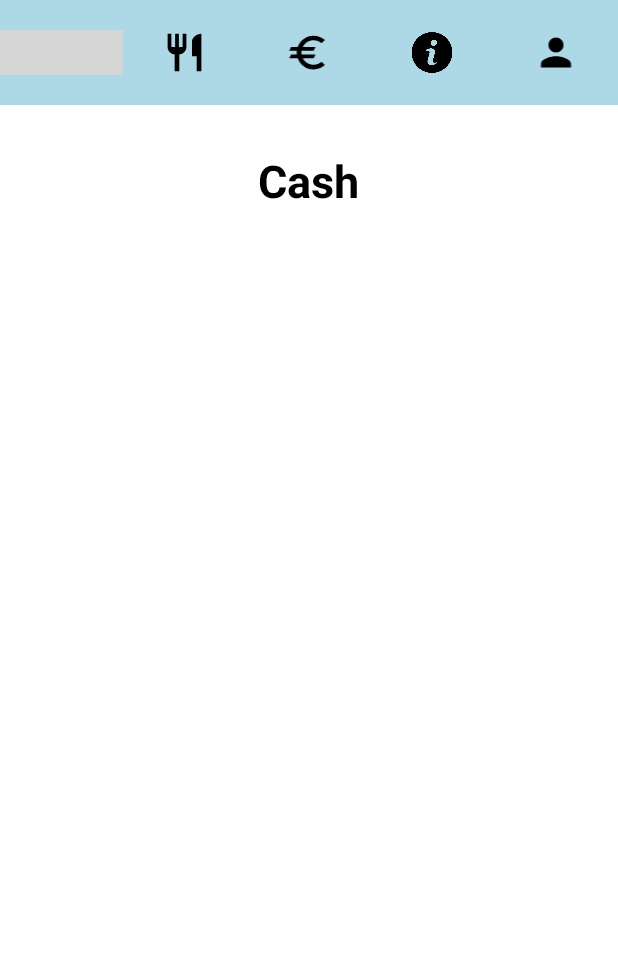
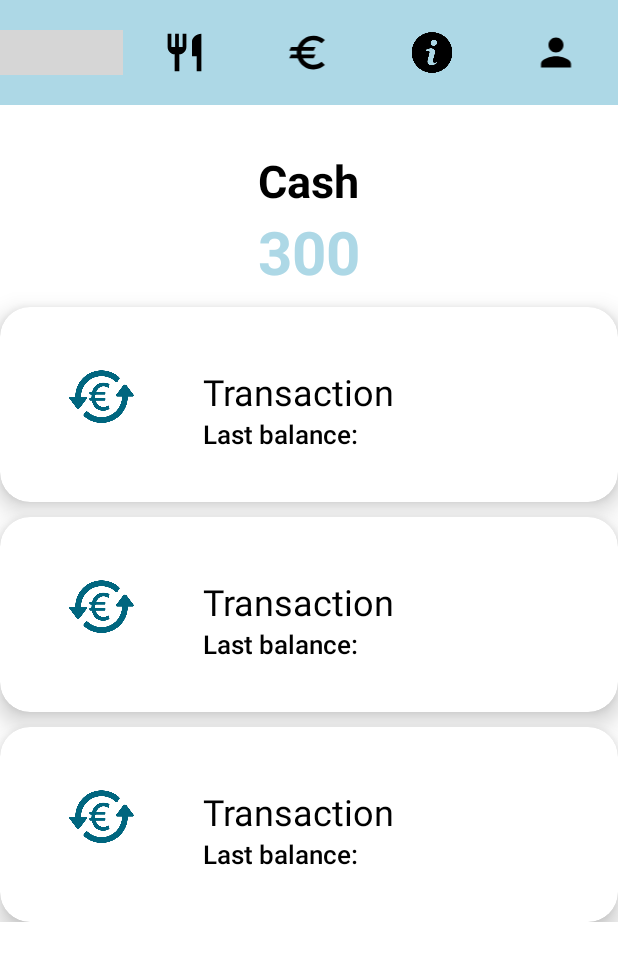
Before and after one commit to fabiorodrigues20079/EasyWay, an Android app: the layout activity_balance.xml on its own in the app's theme, with its tools: preview values and no code run, on a phone screen of 412 x 824 dp. Shown: the top 961 px of the screen. Run offline under Robolectric (Android 15) with nearby library versions, the light colour scheme and no system bars; grey boxes are pictures that could not be loaded.

Commit message:
Transactions

```diff
--- a/app/src/main/java/com/example/easyway/MealsActivity.kt
+++ b/app/src/main/java/com/example/easyway/MealsActivity.kt
@@ -61,7 +61,6 @@ class MealsActivity : AppCompatActivity() {
 
     // Layout
     val mealsRv by lazy { findViewById<RecyclerView>(R.id.meals_meals_rv)}
-
 
     @RequiresApi(Build.VERSION_CODES.O)
     override fun onCreate(savedInstanceState: Bundle?) {
--- a/app/src/main/java/com/example/easyway/Models/Meal.kt
+++ b/app/src/main/java/com/example/easyway/Models/Meal.kt
@@ -3,7 +3,7 @@ package com.example.easyway.Models
 import com.google.gson.annotations.SerializedName
 
 
-// Modelo que representa uma meal
+// Classe que representa uma meal
 data class Meal(@SerializedName("mealDate")val mealDate:String,
                 @SerializedName("price")val price:Double,
                 @SerializedName("description")val description:String,
--- /dev/null
+++ b/app/src/main/java/com/example/easyway/Models/Transaction.kt
@@ -0,0 +1,6 @@
+package com.example.easyway.Models
+
+import com.google.gson.annotations.SerializedName
+
+data class Transaction(@SerializedName("lastBalance")val lastBalance:String)
+{}
--- a/app/src/main/res/layout/activity_balance.xml
+++ b/app/src/main/res/layout/activity_balance.xml
@@ -32,12 +32,24 @@
             android:id="@+id/tv_balance_cash"
             android:layout_width="wrap_content"
             android:layout_height="wrap_content"
-            android:textSize="50dp"
+            android:text="300"
+            android:textSize="40dp"
             android:textStyle="bold"
             android:textColor="#add8e6"
             android:layout_gravity="center">
         </TextView>
 
+        <androidx.recyclerview.widget.RecyclerView
+            android:layout_width="match_parent"
+            android:id="@+id/transaction_rv"
+            android:layout_height="wrap_content"
+            android:layout_below="@id/tv_balance_cash"
+            tools:listitem="@layout/transaction_card"
+
+            >
+
+        </androidx.recyclerview.widget.RecyclerView>
+
     </LinearLayout>
 
 
--- /dev/null
+++ b/app/src/main/res/layout/transaction_card.xml
@@ -0,0 +1,72 @@
+<?xml version="1.0" encoding="utf-8"?>
+
+    <androidx.cardview.widget.CardView
+        xmlns:android="http://schemas.android.com/apk/res/android"
+        android:layout_width="match_parent"
+        android:layout_height="wrap_content"
+        xmlns:app="http://schemas.android.com/apk/res-auto"
+
+        app:cardElevation="10dp"
+        app:cardCornerRadius="20dp"
+        android:layout_marginTop="10dp"
+        app:cardMaxElevation="12dp"
+        app:cardPreventCornerOverlap="true"
+        app:cardBackgroundColor="@color/white"
+
+        >
+        <LinearLayout
+            android:layout_width="match_parent"
+            android:layout_height="match_parent"
+            android:orientation="horizontal"
+            android:paddingBottom="30dp"
+            >
+
+            <LinearLayout
+                android:layout_width="wrap_content"
+                android:layout_height="match_parent"
+                android:paddingBottom="20dp"
+                android:layout_marginStart="30dp"
+                android:orientation="vertical">
+                <ImageView
+                    android:layout_width="75dp"
+                    android:layout_height="40dp"
+                    android:src="@drawable/transaction_logo"
+                    android:layout_marginTop="40dp"
+                    >
+                </ImageView>
+            </LinearLayout>
+
+            <LinearLayout
+                android:layout_width="wrap_content"
+                android:layout_height="match_parent"
+                android:orientation="vertical"
+                android:layout_marginStart="20dp"
+                android:layout_marginTop="40dp"
+                >
+                <TextView
+                    android:id="@+id/transaction_card_title_tv"
+                    android:layout_width="match_parent"
+                    android:layout_height="wrap_content"
+                    android:layout_marginStart="10dp"
+                    android:text="@string/Transaction"
+                    android:textColor="@color/black"
+                    android:textSize="24sp">
+
+
+                </TextView>
+                <TextView
+                    android:layout_width="match_parent"
+                    android:layout_height="wrap_content"
+                    android:layout_marginStart="10dp"
+                    android:textSize="17sp"
+                    android:textColor="@color/black"
+                    android:text="Last balance:"
+                    android:fontFamily="sans-serif-medium"
+                    android:id="@+id/transaction_card_tv"
+                    >
+                </TextView>
+            </LinearLayout>
+        </LinearLayout>
+
+
+    </androidx.cardview.widget.CardView>
--- a/app/src/main/res/values/strings.xml
+++ b/app/src/main/res/values/strings.xml
@@ -8,5 +8,6 @@
     <string name="Cash">Cash</string>
     <string name="My_tickets">My tickets</string>
     <string name="tickets_cancel">Cancel</string>
+    <string name="Transaction">Transaction</string>
 
 </resources>
```
Also changed, not shown: app/src/main/AndroidManifest.xml (+7 -0 lines), app/src/main/java/com/example/easyway/BalanceActivity.kt (+32 -3 lines), app/src/main/java/com/example/easyway/Services/TransactionService.kt (added, +13 -0 lines), app/src/main/java/com/example/easyway/TicketActivity.kt (+21 -5 lines), app/src/main/java/com/example/easyway/adapters/TransactionAdapter.kt (added, +48 -0 lines), app/src/main/java/com/example/easyway/Models/User.kt (line endings or trailing spaces), app/src/main/java/com/example/easyway/Services/LoginService.kt (line endings or trailing spaces), app/src/main/res/drawable/transaction_logo.png (added).
